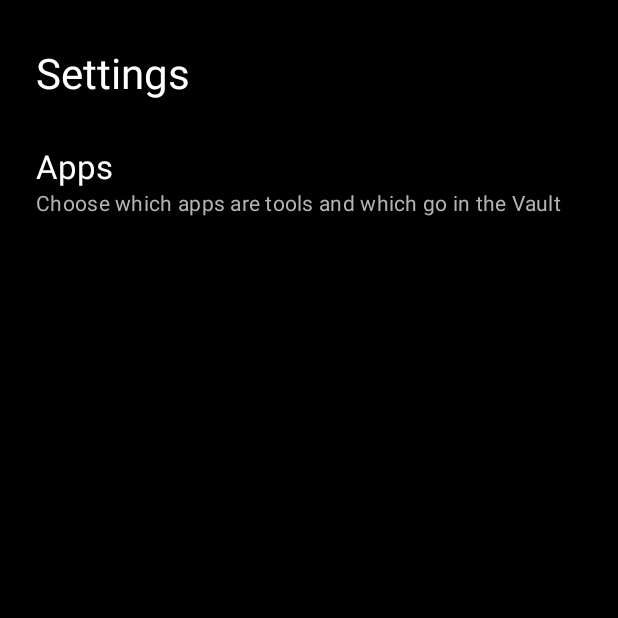
After one commit to ShubhamVashishth5/Enough, an Android app built with Jetpack Compose: the SettingsScreen screen opened through its navigation route, on a phone screen of 412 x 824 dp, the top half of it. The commit adds this screen. Run offline under Robolectric (Android 15) with nearby library versions, the phone set to English and light mode, and no system bars; our stand-ins replace Dagger/Hilt's generated code, Timber; libraries missing offline, so code that uses them is left out: androidx.hilt.lifecycle.

Commit message:
Phase 1.3: app kinds (the Vault)
Long-press empty space on home opens Settings. Its first item, Apps,
lists every app with a Tool / Vault / Hidden choice, written straight to
the apps table for now (1.4 routes it through SettingsGuard). Vault and
Hidden apps no longer appear in home slots, and search already hides
them from partial matches.

```diff
--- a/app/src/main/java/app/minimise/apps/data/RoomAppRepository.kt
+++ b/app/src/main/java/app/minimise/apps/data/RoomAppRepository.kt
@@ -45,6 +45,11 @@ class RoomAppRepository @Inject constructor(
         }
         .shareIn(scope, SharingStarted.WhileSubscribed(5_000), replay = 1)
 
+    override suspend fun setKind(packageName: String, kind: AppKind) {
+        dao.insertIfMissing(listOf(AppEntity(packageName, kind, homeSlot = null)))
+        dao.setKind(packageName, kind)
+    }
+
     override suspend fun setHomeSlot(packageName: String, slot: Int) = dao.assignSlot(packageName, slot)
 
     override suspend fun clearHomeSlot(slot: Int) = dao.clearSlot(slot)
--- a/app/src/main/java/app/minimise/apps/domain/AppRepository.kt
+++ b/app/src/main/java/app/minimise/apps/domain/AppRepository.kt
@@ -6,6 +6,8 @@ interface AppRepository {
     /** Installed, launchable apps (all profiles) with their stored kind, sorted by label. */
     val apps: Flow<List<AppEntry>>
 
+    suspend fun setKind(packageName: String, kind: AppKind)
+
     /** Puts [packageName] in [slot], moving out whichever app was there. */
     suspend fun setHomeSlot(packageName: String, slot: Int)
 
--- /dev/null
+++ b/app/src/main/java/app/minimise/core/ui/ScreenScaffold.kt
@@ -0,0 +1,34 @@
+package app.minimise.core.ui
+
+import androidx.compose.foundation.layout.Column
+import androidx.compose.foundation.layout.ColumnScope
+import androidx.compose.foundation.layout.fillMaxSize
+import androidx.compose.foundation.layout.padding
+import androidx.compose.foundation.layout.safeDrawingPadding
+import androidx.compose.material3.MaterialTheme
+import androidx.compose.material3.Text
+import androidx.compose.runtime.Composable
+import androidx.compose.ui.Modifier
+import androidx.compose.ui.unit.dp
+
+/** A plain full-screen page with a title, used by settings-style screens. */
+@Composable
+fun ScreenScaffold(
+    title: String,
+    modifier: Modifier = Modifier,
+    content: @Composable ColumnScope.() -> Unit,
+) {
+    Column(
+        modifier = modifier
+            .fillMaxSize()
+            .safeDrawingPadding()
+            .padding(horizontal = 24.dp, vertical = 16.dp),
+    ) {
+        Text(
+            text = title,
+            style = MaterialTheme.typography.headlineMedium,
+            modifier = Modifier.padding(vertical = 16.dp),
+        )
+        content()
+    }
+}
--- /dev/null
+++ b/app/src/main/java/app/minimise/core/ui/SettingsRow.kt
@@ -0,0 +1,36 @@
+package app.minimise.core.ui
+
+import androidx.compose.foundation.clickable
+import androidx.compose.foundation.layout.Column
+import androidx.compose.foundation.layout.fillMaxWidth
+import androidx.compose.foundation.layout.padding
+import androidx.compose.material3.MaterialTheme
+import androidx.compose.material3.Text
+import androidx.compose.runtime.Composable
+import androidx.compose.ui.Modifier
+import androidx.compose.ui.unit.dp
+
+/** A tappable line of text with an optional dimmer line under it. */
+@Composable
+fun SettingsRow(
+    title: String,
+    onClick: () -> Unit,
+    modifier: Modifier = Modifier,
+    summary: String? = null,
+) {
+    Column(
+        modifier = modifier
+            .fillMaxWidth()
+            .clickable(onClick = onClick)
+            .padding(vertical = 14.dp),
+    ) {
+        Text(text = title, style = MaterialTheme.typography.titleLarge)
+        if (summary != null) {
+            Text(
+                text = summary,
+                style = MaterialTheme.typography.bodyMedium,
+                color = MaterialTheme.colorScheme.onSurfaceVariant,
+            )
+        }
+    }
+}
--- a/app/src/main/java/app/minimise/launcher/ui/Destination.kt
+++ b/app/src/main/java/app/minimise/launcher/ui/Destination.kt
@@ -9,4 +9,10 @@ sealed interface Destination {
 
     @Serializable
     data object Search : Destination
+
+    @Serializable
+    data object Settings : Destination
+
+    @Serializable
+    data object Apps : Destination
 }
--- a/app/src/main/java/app/minimise/launcher/ui/HomeRoute.kt
+++ b/app/src/main/java/app/minimise/launcher/ui/HomeRoute.kt
@@ -17,6 +17,7 @@ import kotlinx.coroutines.flow.Flow
 fun HomeRoute(
     homePresses: Flow<Unit>,
     onOpenSearch: () -> Unit,
+    onOpenSettings: () -> Unit,
     viewModel: HomeViewModel = hiltViewModel(),
 ) {
     val state by viewModel.uiState.collectAsStateWithLifecycle()
@@ -38,5 +39,6 @@ fun HomeRoute(
         onSlotCleared = viewModel::onSlotCleared,
         onPickerDismissed = viewModel::onPickerDismissed,
         onSwipeUp = onOpenSearch,
+        onLongPressBackground = onOpenSettings,
     )
 }
--- a/app/src/main/java/app/minimise/launcher/ui/HomeScreen.kt
+++ b/app/src/main/java/app/minimise/launcher/ui/HomeScreen.kt
@@ -2,6 +2,7 @@ package app.minimise.launcher.ui
 
 import android.text.format.DateFormat
 import androidx.compose.foundation.combinedClickable
+import androidx.compose.foundation.gestures.detectTapGestures
 import androidx.compose.foundation.gestures.detectVerticalDragGestures
 import androidx.compose.foundation.layout.Arrangement
 import androidx.compose.foundation.layout.Column
@@ -37,12 +38,14 @@ fun HomeScreen(
     onSlotCleared: () -> Unit,
     onPickerDismissed: () -> Unit,
     onSwipeUp: () -> Unit,
+    onLongPressBackground: () -> Unit,
     modifier: Modifier = Modifier,
 ) {
     Column(
         modifier = modifier
             .fillMaxSize()
             .swipeUp(onSwipeUp)
+            .pointerInput(onLongPressBackground) { detectTapGestures(onLongPress = { onLongPressBackground() }) }
             .safeDrawingPadding()
             .padding(horizontal = 32.dp, vertical = 24.dp),
     ) {
--- a/app/src/main/java/app/minimise/launcher/ui/HomeViewModel.kt
+++ b/app/src/main/java/app/minimise/launcher/ui/HomeViewModel.kt
@@ -92,7 +92,8 @@ class HomeViewModel @Inject constructor(
 
     private fun homeSlots(apps: List<AppEntry>): List<HomeSlot> =
         (0 until Defaults.HOME_SLOT_COUNT).map { index ->
-            HomeSlot(index = index, app = apps.firstOrNull { it.homeSlot == index })
+            // Vault and Hidden apps never sit on home, even if they were placed there before.
+            HomeSlot(index = index, app = apps.firstOrNull { it.homeSlot == index && it.kind == AppKind.TOOL })
         }
 
     /** The local time now, then again at the start of every minute. */
--- a/app/src/main/java/app/minimise/launcher/ui/LauncherNavHost.kt
+++ b/app/src/main/java/app/minimise/launcher/ui/LauncherNavHost.kt
@@ -7,6 +7,8 @@ import androidx.compose.runtime.LaunchedEffect
 import androidx.navigation.compose.NavHost
 import androidx.navigation.compose.composable
 import androidx.navigation.compose.rememberNavController
+import app.minimise.apps.ui.AppsRoute
+import app.minimise.settings.ui.SettingsScreen
 import kotlinx.coroutines.flow.Flow
 
 @Composable
@@ -30,10 +32,17 @@ fun LauncherNavHost(homePresses: Flow<Unit>) {
             HomeRoute(
                 homePresses = homePresses,
                 onOpenSearch = { navController.navigate(Destination.Search) { launchSingleTop = true } },
+                onOpenSettings = { navController.navigate(Destination.Settings) { launchSingleTop = true } },
             )
         }
         composable<Destination.Search> {
             SearchRoute(onClose = { navController.popBackStack(Destination.Home, inclusive = false) })
         }
+        composable<Destination.Settings> {
+            SettingsScreen(onOpenApps = { navController.navigate(Destination.Apps) })
+        }
+        composable<Destination.Apps> {
+            AppsRoute()
+        }
     }
 }
--- /dev/null
+++ b/app/src/main/java/app/minimise/settings/ui/SettingsScreen.kt
@@ -0,0 +1,18 @@
+package app.minimise.settings.ui
+
+import androidx.compose.runtime.Composable
+import androidx.compose.ui.res.stringResource
+import app.minimise.R
+import app.minimise.core.ui.ScreenScaffold
+import app.minimise.core.ui.SettingsRow
+
+@Composable
+fun SettingsScreen(onOpenApps: () -> Unit) {
+    ScreenScaffold(title = stringResource(R.string.settings_title)) {
+        SettingsRow(
+            title = stringResource(R.string.settings_apps),
+            summary = stringResource(R.string.settings_apps_summary),
+            onClick = onOpenApps,
+        )
+    }
+}
--- a/app/src/main/res/values/strings.xml
+++ b/app/src/main/res/values/strings.xml
@@ -11,4 +11,16 @@
 
     <!-- Search -->
     <string name="search_hint">Type an app name</string>
+
+    <!-- Settings -->
+    <string name="settings_title">Settings</string>
+    <string name="settings_apps">Apps</string>
+    <string name="settings_apps_summary">Choose which apps are tools and which go in the Vault</string>
+
+    <!-- Apps (kinds) -->
+    <string name="apps_title">Apps</string>
+    <string name="apps_explainer">Tool apps are always one search away. Vault apps leave home and search, and open only when you type their full name. Hidden apps never show.</string>
+    <string name="app_kind_tool">Tool</string>
+    <string name="app_kind_vault">Vault</string>
+    <string name="app_kind_hidden">Hidden</string>
 </resources>
```
Also changed, not shown: app/src/main/java/app/minimise/apps/ui/AppsScreen.kt (added, +85 -0 lines), app/src/main/java/app/minimise/apps/ui/AppsViewModel.kt (added, +30 -0 lines).
